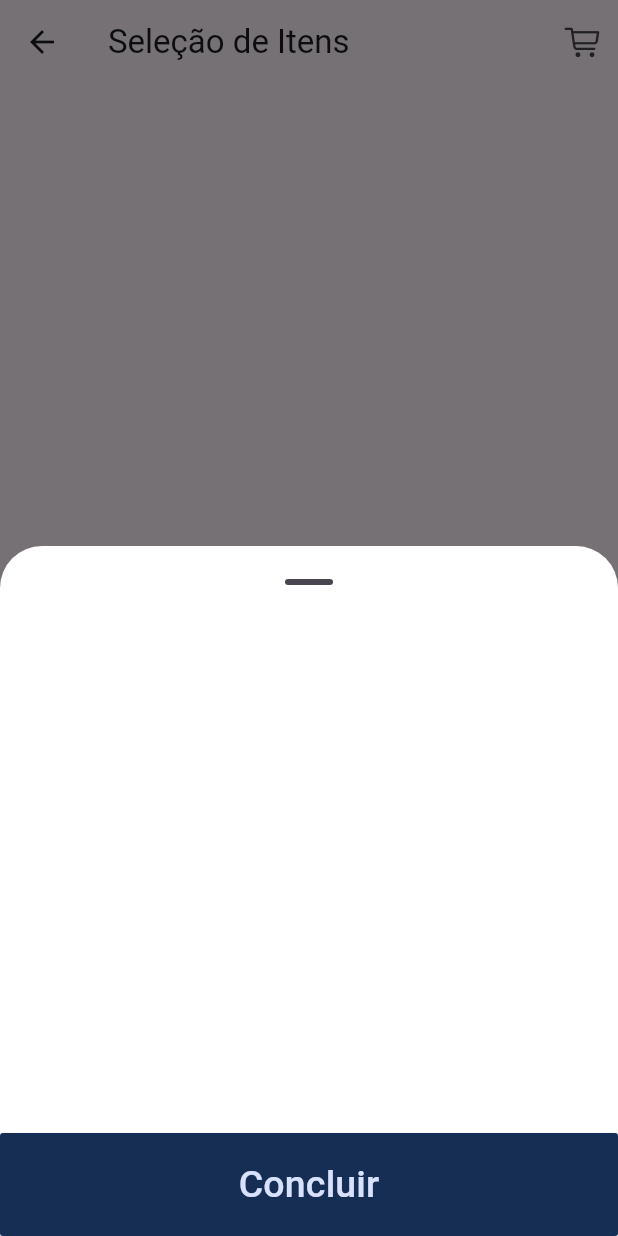
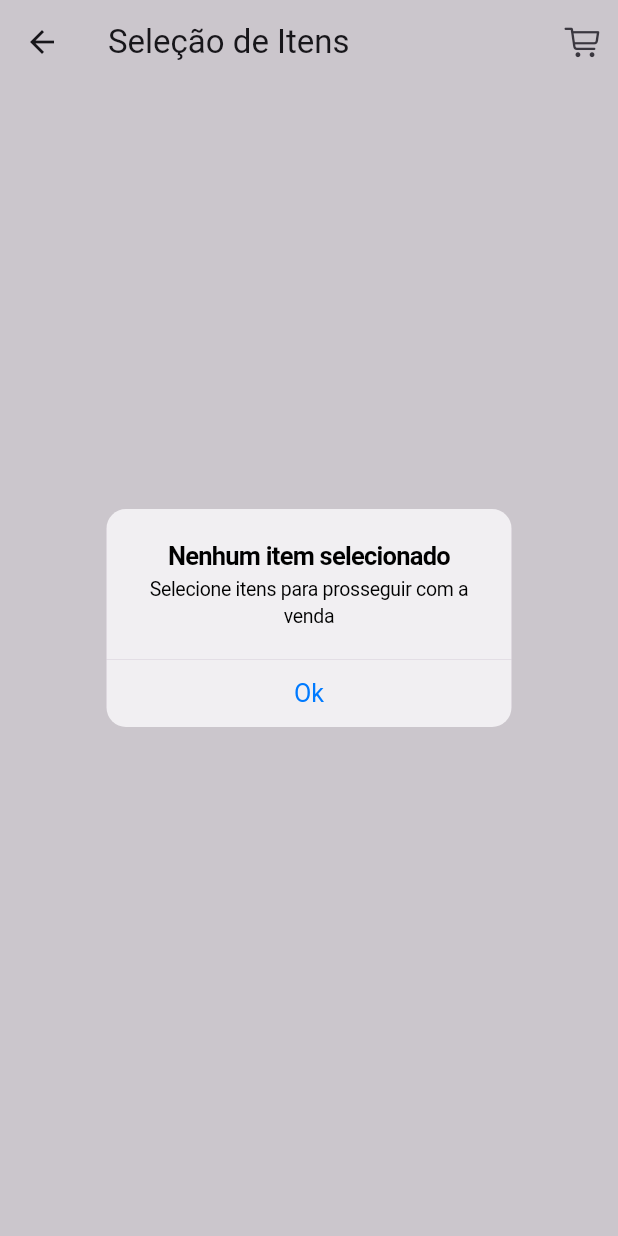
Before and after one commit to devcsuzarte/myCommerce_Flutter, a Flutter app: the SaleScreen screen opened directly, after a tap on an icon or button, on a phone screen of 412 x 824 dp. Run offline on Flutter 3.47's test engine with Material 3 defaults, Android fonts, the phone set to English and light mode, and no system bars; our stand-ins replace cloud_firestore, firebase_auth, firebase_core; missing offline and left inert: dart:ffi; accounts and stored records are empty.

Commit message:
Fix keyboard overflow on SaleScreen

```diff
--- a/lib/constants.dart
+++ b/lib/constants.dart
@@ -1,9 +1,19 @@
+import 'package:flutter/cupertino.dart';
 import 'package:flutter/material.dart';
 
 const kPrimaryColor = Color(0xFFD8E2FF);
 const kSecondaryColor = Color(0xFF172E54);
 // #0C183E
 // #4CD0FE
+
+const kCartEmptyAlertDialogTitle = Text('Nenhum item selecionado');
+const kCartEmptyAlertDialogDescription = Text('Selecione itens para prosseguir com a venda');
+const kCartEmptyAlertActionTitle = Text(
+  'Ok',
+  style: TextStyle(
+      color: CupertinoColors.activeBlue
+  ),
+);
 
 const kBoldTextStyle = TextStyle(
   color: Colors.black54,
--- a/lib/controller/commerce_data.dart
+++ b/lib/controller/commerce_data.dart
@@ -78,10 +78,12 @@ class ItemData extends ChangeNotifier {
         'itemsSold': mapItemSoldList,
         'totalBill': getTotalBillValue(),
       }).then((DocumentReference doc) => print('DocumentSnapshot added with ID: ${doc.id}'));
-      finishSaleList = [];
+      cleanFinishSaleList();
+      notifyListeners();
       return true;
     } else {
-      finishSaleList = [];
+      cleanFinishSaleList();
+      notifyListeners();
       return false;
     }
   }
--- a/lib/screens/sale_screen/cupertino_sale_screen.dart
+++ b/lib/screens/sale_screen/cupertino_sale_screen.dart
@@ -3,6 +3,9 @@ import 'package:flutter/material.dart';
 import 'package:mycommerce/constants.dart';
 import 'package:mycommerce/models/bill_model.dart';
 import 'package:mycommerce/models/item_model.dart';
+// import 'package:mycommerce/widgets/alert_dialog/cupertino_alert_dialog.dart';
+// import 'package:mycommerce/widgets/alert_dialog/material_alert_dialog.dart';
+import 'package:mycommerce/widgets/alert_dialog/showCustomAlertDialog.dart';
 import 'package:mycommerce/widgets/confirm_sale_widget/item_sold_list.dart';
 import 'package:mycommerce/widgets/sale_screen_widgets/sale_cell.dart';
 import 'package:mycommerce/widgets/sale_screen_widgets/sale_list.dart';
@@ -29,17 +32,29 @@ class _SaleScreenState extends State<SaleScreen> {
   @override
   Widget build(BuildContext context) {
     return Scaffold(
+      resizeToAvoidBottomInset: false,
       appBar: AppBar(
         title: Text('Seleção de Itens'),
         actions: [
           IconButton(
             onPressed: () {
+             if(Provider.of<ItemData>(context, listen: false).finishSaleList.isEmpty){
+               CustomAlertDialog(
+                 alertActionTitle: kCartEmptyAlertDialogTitle,
+                 alertDescription: kCartEmptyAlertDialogDescription,
+                 alertTitle: kCartEmptyAlertActionTitle
+               ).showCustomAlertDialog(context);
+               //showCommerceCupertinoDialog(context);
+             } else {
                showModalBottomSheet(
                    backgroundColor: Colors.white,
                    enableDrag: true,
                    showDragHandle: true,
                    context: context,
-                  builder: (context) => SaleListPopup());
+                   isScrollControlled: true,
+                   builder: (context) => SaleListPopup()
+               );
+             }
             },
             icon: Icon(CupertinoIcons.cart),
           ),
@@ -69,8 +84,11 @@ class SaleListPopup extends StatelessWidget {
       ),
       width: double.infinity,
       height: MediaQuery.of(context).size.height * 0.5,
+      child: Padding(
+        padding:  EdgeInsets.only(bottom: MediaQuery.of(context).viewInsets.bottom),
         child: Column(
           mainAxisAlignment: MainAxisAlignment.start,
+          mainAxisSize: MainAxisSize.min,
           children: [
             Expanded(
               flex: 5,
@@ -109,6 +127,7 @@ class SaleListPopup extends StatelessWidget {
             ),
           ],
         ),
+      ),
     );
   }
 }
--- /dev/null
+++ b/lib/widgets/alert_dialog/showCustomAlertDialog.dart
@@ -0,0 +1,69 @@
+import 'package:flutter/cupertino.dart';
+import 'package:flutter/material.dart';
+import 'package:mycommerce/constants.dart';
+import 'dart:io' show Platform;
+
+class CustomAlertDialog {
+  Text alertTitle;
+  Text  alertDescription;
+  Text alertActionTitle;
+
+  CustomAlertDialog({
+    required this.alertActionTitle,
+    required this.alertDescription,
+    required this.alertTitle
+  });
+
+  void showCustomAlertDialog(BuildContext context) {
+    if(Platform.isAndroid) {
+      _cupertinoDialog(context);
+    } else {
+      _materialDialog(context);
+    }
+  }
+
+  Future<void> _materialDialog(BuildContext context) async {
+    return showDialog<void>(
+        context: context,
+        barrierDismissible: false,
+        builder: (BuildContext context) {
+          return AlertDialog(
+            title: kCartEmptyAlertDialogTitle,
+            content: const SingleChildScrollView(
+              child: ListBody(
+                children: <Widget> [
+                  kCartEmptyAlertDialogDescription,
+                ],
+              ),
+            ),
+            actions: <Widget>[
+              TextButton(
+                onPressed: () {
+                  Navigator.pop(context);
+                },
+                child: kCartEmptyAlertActionTitle,
+              ),
+            ],
+          );
+        }
+    );
+  }
+
+
+  void _cupertinoDialog(BuildContext context) {
+    showCupertinoDialog<void>(
+      context: context,
+      builder: (BuildContext context) => CupertinoAlertDialog(
+        title: kCartEmptyAlertDialogTitle,
+        content: kCartEmptyAlertDialogDescription,
+        actions: <CupertinoDialogAction> [
+          CupertinoDialogAction(
+            child: kCartEmptyAlertActionTitle,
+            onPressed: () => Navigator.pop(context),
+          ),
+        ],
+      ),
+    );
+  }
+
+}
```
Lines whose indentation alone changed are shown as unchanged.
